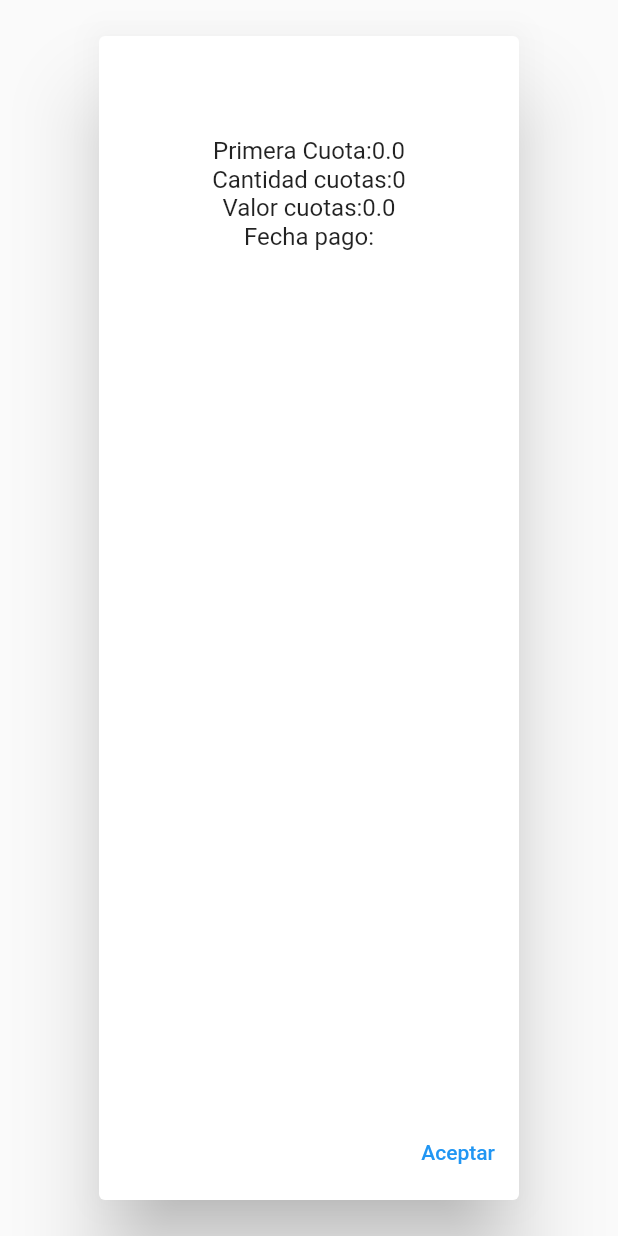
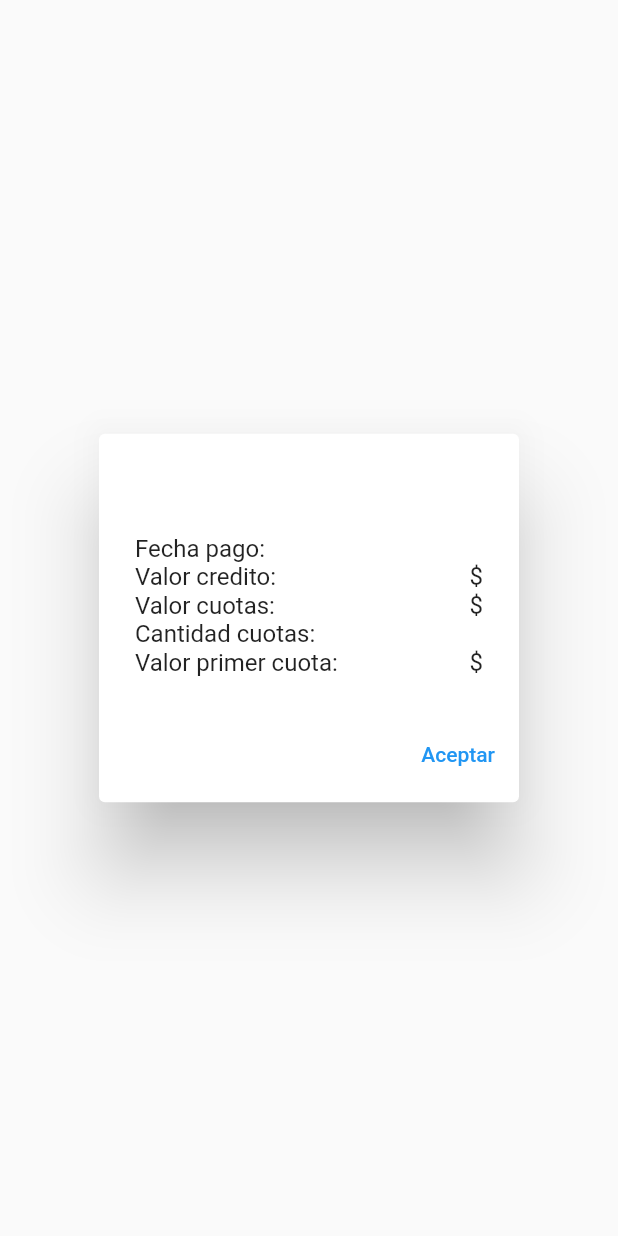
Before and after one commit to calico91/Inversiones-frontend, a Flutter app: the DialogInfo widget shown alone on an empty page, opened directly with empty values, on a phone screen of 412 x 824 dp. Run offline on Flutter 3.47's test engine with Material 2 defaults, Android fonts, the phone set to English and light mode, and no system bars; our stand-ins replace flutter_secure_storage, get; accounts and stored records are empty; network calls fail.

Commit message:
servicio crear credito
se completa servicio de crear credito, con validaciones y se muestra en modal

```diff
--- a/inversiones/lib/src/data/http/src/credit_http.dart
+++ b/inversiones/lib/src/data/http/src/credit_http.dart
@@ -23,4 +23,5 @@ class CreditHttp implements CreditRepository {
       rethrow;
     }
   }
+
 }
--- a/inversiones/lib/src/domain/responses/add_credit_response.dart
+++ b/inversiones/lib/src/domain/responses/add_credit_response.dart
@@ -1,17 +1,18 @@
 import 'dart:convert';
 
-AddCreditResponse addCreditResponseFromJson(String str) =>
-    AddCreditResponse.fromJson(json.decode(str) as Map<String, dynamic>);
+AddCreditResponse addCreditResponseFromJson(String str) {
+  return AddCreditResponse.fromJson(json.decode(str) as Map<String, dynamic>);
+}
 
 class AddCreditResponse {
   DataCreditResponse? data;
-  String? message;
-  int? status;
+  String message;
+  int status;
 
   AddCreditResponse({
     this.data,
-    this.message,
-    this.status,
+    required this.message,
+    required this.status,
   });
 
   factory AddCreditResponse.fromJson(Map<String, dynamic> json) =>
@@ -25,22 +26,26 @@ class AddCreditResponse {
 }
 
 class DataCreditResponse {
-  double? valorPrimerCuota;
-  int? cantidadCuotas;
-  double? valorCuotas;
+  String? valorPrimerCuota;
+  String? cantidadCuotas;
+  String? valorCuotas;
   String? fechaPago;
+  String? valorCredito;
 
   DataCreditResponse({
     this.valorPrimerCuota,
     this.cantidadCuotas,
     this.valorCuotas,
     this.fechaPago,
+    this.valorCredito,
   });
 
-  factory DataCreditResponse.fromJson(Map<String, dynamic> json) => DataCreditResponse(
-        valorPrimerCuota: json["valorPrimerCuota"] as double,
-        cantidadCuotas: json["cantidadCuotas"] as int,
-        valorCuotas: json["valorCuotas"] as double,
+  factory DataCreditResponse.fromJson(Map<String, dynamic> json) =>
+      DataCreditResponse(
+        valorPrimerCuota: json["valorPrimerCuota"] as String,
+        cantidadCuotas: json["cantidadCuotas"] as String,
+        valorCuotas: json["valorCuotas"] as String,
         fechaPago: json["fechaPago"] as String,
+        valorCredito: json["valorCredito"] as String,
       );
 }
--- a/inversiones/lib/src/ui/pages/home/dialog/dialog_info.dart
+++ b/inversiones/lib/src/ui/pages/home/dialog/dialog_info.dart
@@ -12,18 +12,43 @@ class DialogInfo extends StatelessWidget {
 
   @override
   Widget build(BuildContext context) {
+    final Size size = MediaQuery.of(context).size;
     return AlertDialog(
       title: Text(
         title,
         textAlign: TextAlign.center,
       ),
-      content: Column(
-        children: [
-          Text('Primera Cuota:${info.valorPrimerCuota}'),
-          Text('Cantidad cuotas:${info.cantidadCuotas}'),
-          Text('Valor cuotas:${info.valorCuotas}'),
-          Text('Fecha pago:${info.fechaPago}'),
-        ],
+      content: SizedBox(
+        height: size.height * 0.11,
+        child: Column(
+          children: [
+            _showInfoCredito(
+              'Fecha pago',
+              info.fechaPago!,
+              false,
+            ),
+            _showInfoCredito(
+              'Valor credito',
+              info.valorCredito!,
+              true,
+            ),
+            _showInfoCredito(
+              'Valor cuotas',
+              info.valorCuotas!,
+              true,
+            ),
+            _showInfoCredito(
+              'Cantidad cuotas',
+              info.cantidadCuotas!,
+              false,
+            ),
+            _showInfoCredito(
+              'Valor primer cuota',
+              info.valorPrimerCuota!,
+              true,
+            ),
+          ],
+        ),
       ),
       actions: [
         TextButton(
@@ -33,4 +58,23 @@ class DialogInfo extends StatelessWidget {
       ],
     );
   }
+
+  Widget _showInfoCredito(String title, String info, bool money) {
+    return Row(
+      children: [
+        Text('$title:', textAlign: TextAlign.left),
+        Expanded(child: Container()),
+        // ignore: prefer_if_elements_to_conditional_expressions
+        money
+            ? Text(
+                '\$$info',
+                textAlign: TextAlign.right,
+              )
+            : Text(
+                info,
+                textAlign: TextAlign.right,
+              ),
+      ],
+    );
+  }
 }
```
Also changed, not shown: inversiones/lib/src/ui/pages/credits/credits_controller.dart (+13 -7 lines).
